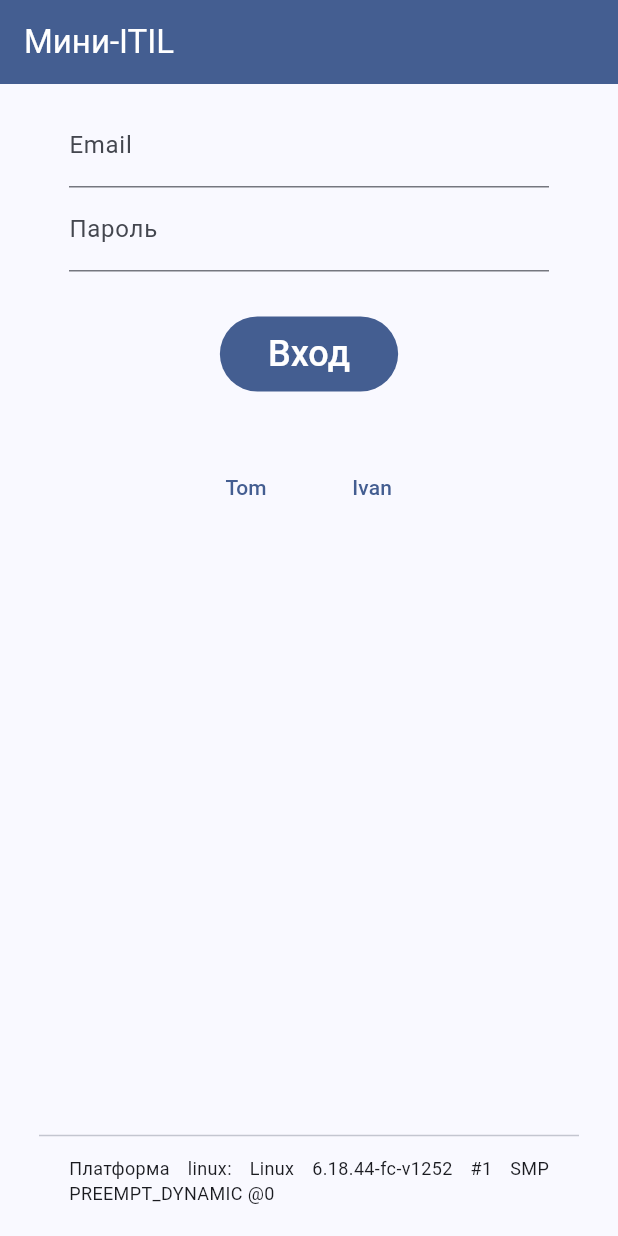
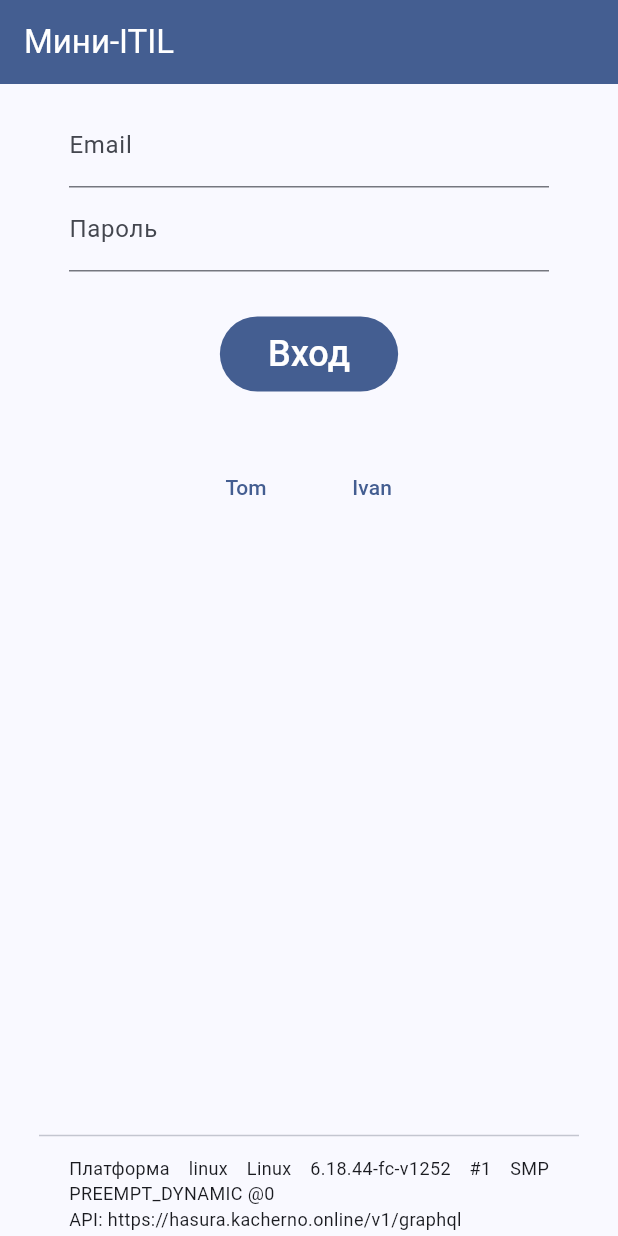
Before and after one commit to KACHERNO/Test-Flutter-MobileWeb, a Flutter app: the screen it shows after launch, scrolled down 257 dp, on a phone screen of 412 x 824 dp. Run offline on Flutter 3.47's test engine with Material 3 defaults, Android fonts, the phone set to English and light mode, and no system bars; our stand-ins replace bloc, carousel_slider, dots_indicator, flutter_bloc, graphql.

Commit message:
Add files via upload

```diff
--- a/src/lib/state/bloc/auth_bloc.dart
+++ b/src/lib/state/bloc/auth_bloc.dart
@@ -11,19 +11,30 @@ part 'auth_state.dart';
 //
 //
 //
+// const authGQL =
+// r'''
+// query login($email: String!, $password: String!) {
+//   loginNhost(credentials: {email: $email, password: $password }) {
+//     session {
+//       accessToken
+//       user {
+//         roles
+//         defaultRole
+//         displayName
+//         createdAt
+//         email
+//       }
+//     }
+//   }
+// }
+// '''
+// ;
 const authGQL =
 r'''
 query login($email: String!, $password: String!) {
   loginNhost(credentials: {email: $email, password: $password }) {
     session {
       accessToken
-      user {
-        roles
-        defaultRole
-        displayName
-        createdAt
-        email
-      }
     }
   }
 }
--- a/src/lib/state/bloc/auth_state.dart
+++ b/src/lib/state/bloc/auth_state.dart
@@ -1,7 +1,8 @@
 part of 'auth_bloc.dart';
 
-const linkAPI = 'https://hoqdughzdgcwvqwmdviq.hasura.ap-south-1.nhost.run/v1/graphql';
+// const linkAPI = 'https://hoqdughzdgcwvqwmdviq.hasura.ap-south-1.nhost.run/v1/graphql';
 
+const linkAPI = 'https://hasura.kacherno.online/v1/graphql';
 //
 // STATE: [ Authenticated, NotAuthenticated, Loading ]
 //
@@ -14,13 +15,13 @@ class AuthState {
     GraphQLClient _client = GraphQLClient( link: HttpLink(linkAPI), cache: GraphQLCache(), );
 
    get getSession      => _session;
+   GraphQLClient get getClient       => _client;
    String? get getError        => _errorMessage;
    String? get getAccessToken  => _session?['accessToken'];
-   String? get getRefreshToken => _session?['refreshToken'];
-   GraphQLClient get getClient       => _client;
-   String? get getDisplayName  => _session?['user']['displayName'];
-   String? get getDefautRole   => _session?['user']['defaultRole'];
-   String? get getEmail        => _session?['user']['email'];
+  //  String? get getRefreshToken => _session?['refreshToken'];
+  //  String? get getDisplayName  => _session?['user']['displayName'];
+  //  String? get getDefautRole   => _session?['user']['defaultRole'];
+  //  String? get getEmail        => _session?['user']['email'];
 
 /*
 "user": {
@@ -68,7 +69,7 @@ class Authenticated     extends AuthState {
   String? currentUser;
   Authenticated(Map<String,dynamic> session){
     super._session = session;
-    currentUser = session['user']['displayName'];
+    // currentUser = session['user']['displayName'];
     changeAuthLink();
     changeClient();
   }
--- a/src/lib/view/body_login.dart
+++ b/src/lib/view/body_login.dart
@@ -169,9 +169,9 @@ class _LoginScreenState extends State<LoginScreen> {
     if (isWebJS || isWebWasm) {
       platform = isWebWasm ? 'WEB (WebAssembly)' : 'WEB (JavaScript)';
     } else {
-      platform = '${Platform.operatingSystem}: ${Platform.operatingSystemVersion}';
+      platform = '${Platform.operatingSystem} ${Platform.operatingSystemVersion}';
     }
-    return 'Платформа $platform';
+    return 'Платформа $platform\nAPI: $linkAPI';
   }
 
 
--- a/src/lib/view/screen_home.dart
+++ b/src/lib/view/screen_home.dart
@@ -3,7 +3,7 @@ import 'dart:ui';
 import 'package:app02_mob_web/state/bloc/auth_bloc.dart';
 import 'package:app02_mob_web/view/body_login.dart';
 import 'package:app02_mob_web/view/body_menu.dart';
-import 'package:flutter/cupertino.dart';
+// import 'package:flutter/cupertino.dart';
 import 'package:flutter/material.dart';
 import 'package:flutter_bloc/flutter_bloc.dart';
 
```
